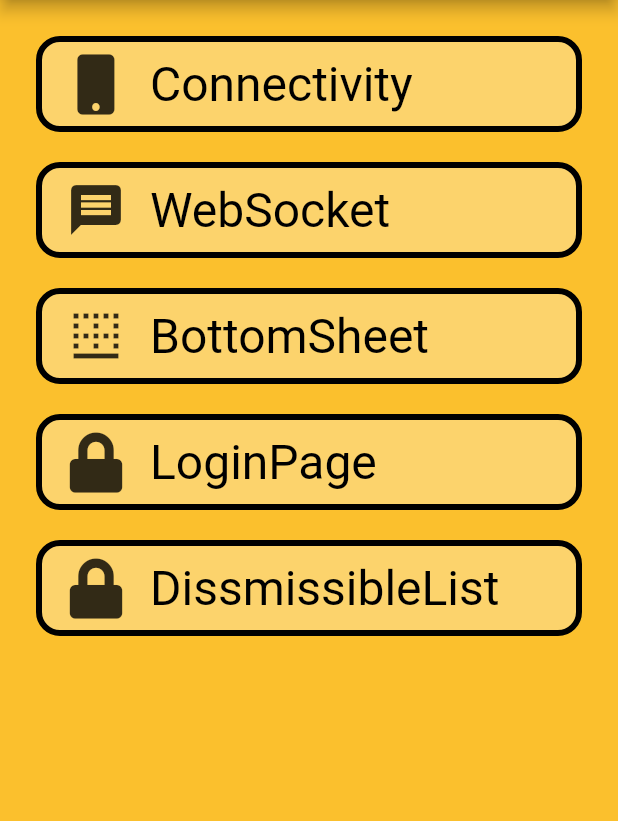
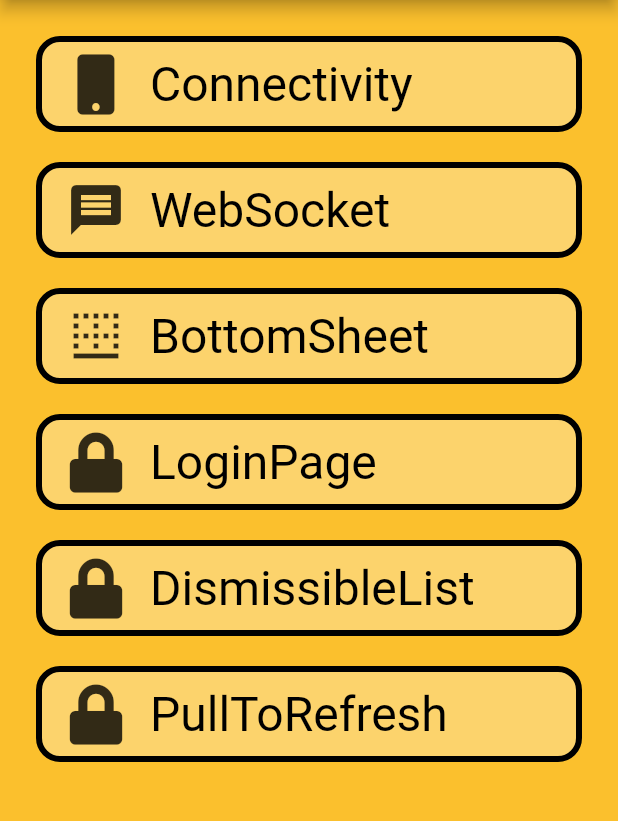
Before and after one commit to leroylau/flutter_basic_demos, a Flutter app: the screen it shows after launch, on a phone screen of 412 x 824 dp, the part 84-905 px from its top. Run offline on Flutter 3.47's test engine with Material 2 defaults, Android fonts, the phone set to English and light mode, and no system bars; our stand-ins replace connectivity, font_awesome_flutter, sqflite; accounts and stored records are empty.

Commit message:
Add pull-refresh page to main

```diff
--- a/lib/demos/index.dart
+++ b/lib/demos/index.dart
@@ -43,10 +43,17 @@ List<DemoBox> demos(BuildContext context) {
     ),
     DemoBox(
       icon: FontAwesomeIcons.lock,
-      title: 'DissmissibleList',
+      title: 'DismissibleList',
       onTap: () {
         Navigator.pushNamed(context, 'DismissItems');
       },
     ),
+    DemoBox(
+      icon: FontAwesomeIcons.lock,
+      title: 'PullToRefresh',
+      onTap: () {
+        Navigator.pushNamed(context, 'pullToRefresh');
+      },
+    ),
   ];
 }
--- a/lib/demos/pull_refresh_demo.dart
+++ b/lib/demos/pull_refresh_demo.dart
@@ -15,7 +15,7 @@ class _PullRefreshDemoState extends State<PullRefreshDemo> {
   // make a random list
   Future<Null> refreshList() async {
     refreshKey.currentState?.show(atTop: false);
-    await Future.delayed(Duration(seconds: 2));
+    await Future.delayed(Duration(seconds: 1));
 
     setState(() {
       list = List.generate(random.nextInt(10), (i) => "Item $i");
--- a/lib/main.dart
+++ b/lib/main.dart
@@ -2,11 +2,8 @@ import 'package:basic_demo/demos/bottom_sheet.dart';
 import 'package:basic_demo/demos/dissmissible_list_view.dart';
 import 'package:basic_demo/demos/http_demo.dart';
 import 'package:basic_demo/demos/login/login_page.dart';
-import 'package:basic_demo/demos/web_socket_demo.dart';
-import 'package:basic_demo/widgets/demo_box.dart';
+import 'package:basic_demo/demos/pull_refresh_demo.dart';
 import 'package:flutter/material.dart';
-import 'package:web_socket_channel/io.dart';
-import 'package:font_awesome_flutter/font_awesome_flutter.dart';
 import 'package:basic_demo/demos/index.dart';
 
 void main() => runApp(MyApp());
@@ -27,6 +24,7 @@ class MyApp extends StatelessWidget {
         'bottomSheet': (context) => BottomSheetDemo(),
         'loginPage': (context) => LoginPageDemo(),
         'DismissItems': (context) => DissmissibleListItemDemo(),
+        'pullToRefresh': (context) => PullRefreshDemo(),
       },
     );
   }
```
